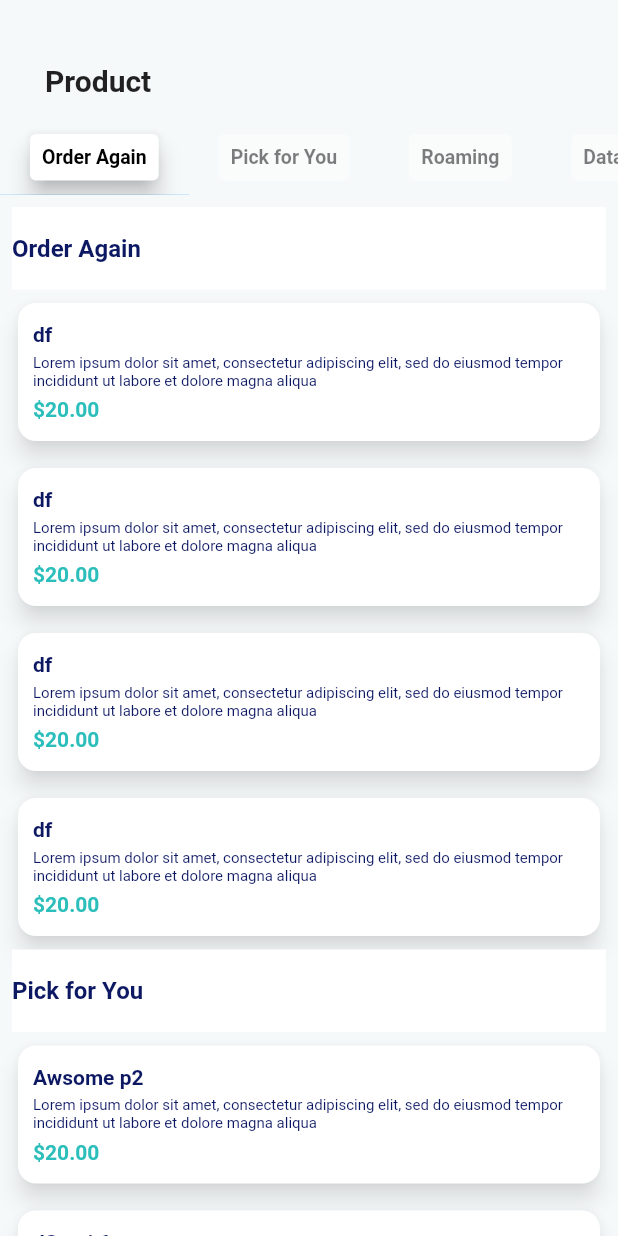
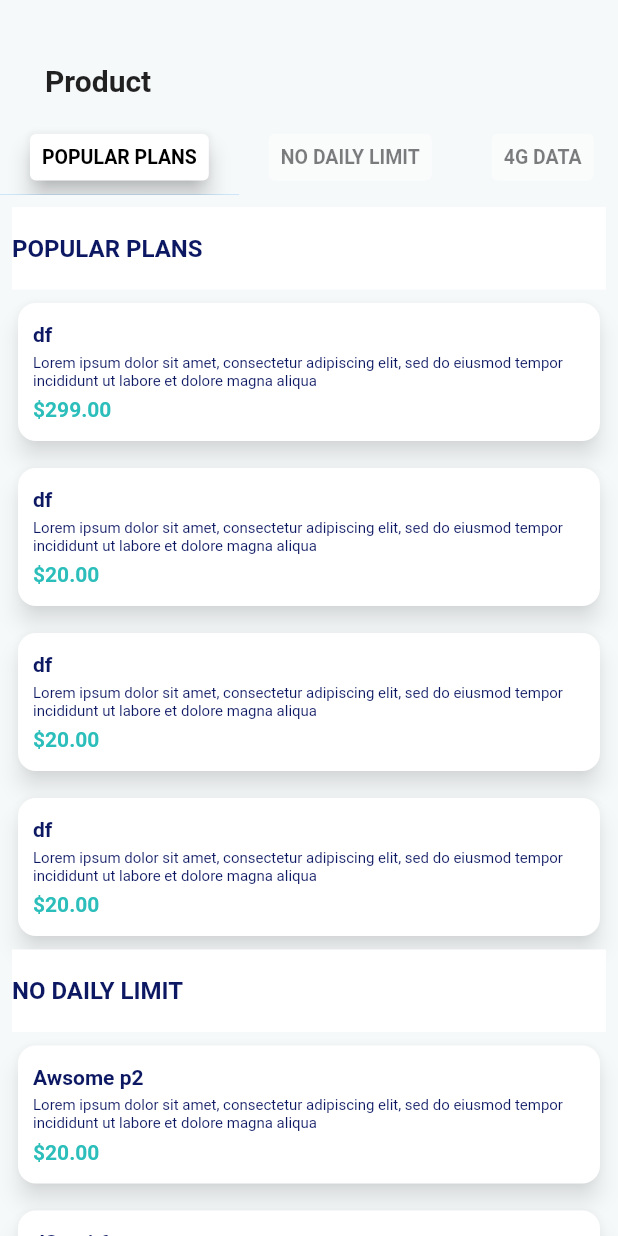
Before and after one commit to imsumitthakur/Flutter-scroll-sync, a Flutter app: the screen it shows after launch, on a phone screen of 412 x 824 dp. Run offline on Flutter 3.47's test engine with Material 2 defaults, Android fonts, the phone set to English and light mode, and no system bars.

Commit message:
Minor code update.

```diff
--- a/lib/recharge_category.dart
+++ b/lib/recharge_category.dart
@@ -24,13 +24,13 @@ class Product {
 
 const categories = [
   ProductCategory(
-    name: "Order Again",
+    name: "POPULAR PLANS",
     products: [
       Product(
         name: 'df',
         description:
             'Lorem ipsum dolor sit amet, consectetur adipiscing elit, sed do eiusmod tempor incididunt ut labore et dolore magna aliqua',
-        price: 20.00,
+        price: 299.00,
       ),
       Product(
         name: 'df',
@@ -53,7 +53,7 @@ const categories = [
     ],
   ),
   ProductCategory(
-    name: "Pick for You",
+    name: "NO DAILY LIMIT",
     products: [
       Product(
         name: 'Awsome p2 ',
@@ -82,7 +82,7 @@ const categories = [
     ],
   ),
   ProductCategory(
-    name: "Roaming",
+    name: "4G DATA",
     products: [
       Product(
         name: '34545',
@@ -111,7 +111,7 @@ const categories = [
     ],
   ),
   ProductCategory(
-    name: "Data",
+    name: "INTL ROAMING",
     products: [
       Product(
         name: '34545',
@@ -140,7 +140,7 @@ const categories = [
     ],
   ),
   ProductCategory(
-    name: "TopUp",
+    name: "ISD",
     products: [
       Product(
         name: '34545',
```
